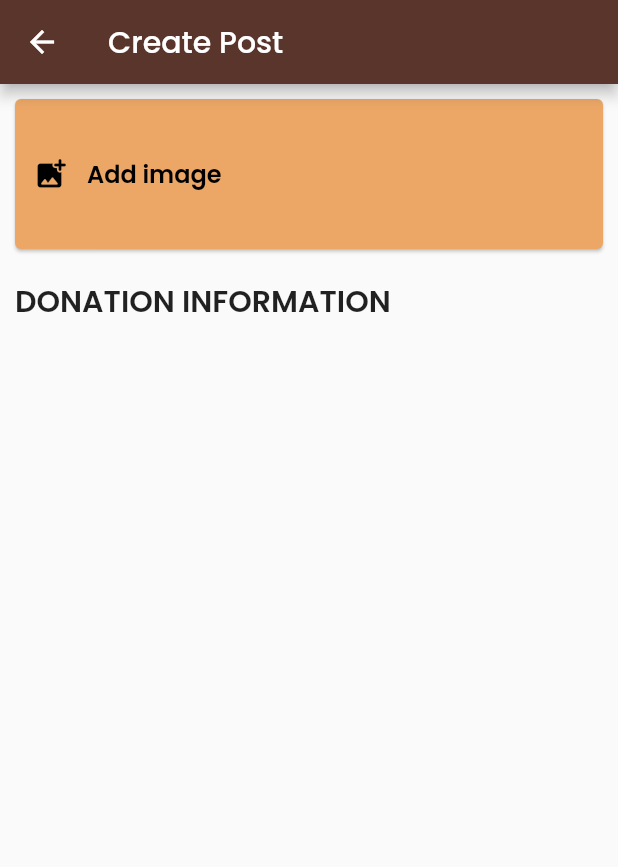
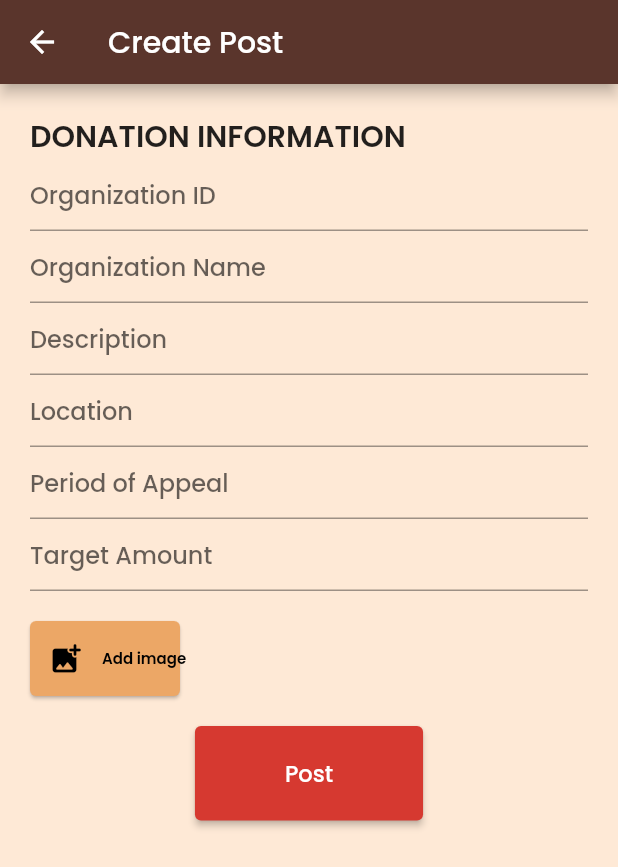
Before and after one commit to mutyaruby08/capstone_igarchu, a Flutter app: the PostDonateScreen screen opened directly, after a tap on "Create Post for Adoption", on a phone screen of 412 x 824 dp. Shown: the top 867 px of the screen. Run offline on Flutter 3.47's test engine with Material 2 defaults, Android fonts, the phone set to English and light mode, and no system bars; our stand-ins replace cloud_firestore, equatable, expandable, firebase_auth, firebase_core, firebase_storage and 3 more; accounts and stored records are empty.

Commit message:
Modified post donation

```diff
--- /dev/null
+++ b/igarchu_capstone/lib/Animal Org/Controllers/donation_controller.dart
@@ -0,0 +1,11 @@
+import 'package:get/get.dart';
+
+import '../../services/firebase_firestore_services.dart';
+import '../Models/donation_models.dart';
+
+class DonationController extends GetxController{
+   final FirestoreService database = FirestoreService();
+   var donations = <Donation>[].obs;
+   var newDonation = {}.obs;
+
+}
--- a/igarchu_capstone/lib/Animal Org/Screens/Post Adoption/create_adoptee.dart
+++ b/igarchu_capstone/lib/Animal Org/Screens/Post Adoption/create_adoptee.dart
@@ -1,6 +1,4 @@
 // ignore_for_file: no_leading_underscores_for_local_identifiers
-
-import 'dart:html';
 
 import 'package:flutter/material.dart';
 import 'package:igarchu_capstone/Animal%20Org/Screens/Post%20Adoption/post_adoption.dart';
--- a/igarchu_capstone/lib/Animal Org/Screens/Post Donation/create_post.dart
+++ b/igarchu_capstone/lib/Animal Org/Screens/Post Donation/create_post.dart
@@ -1,9 +1,20 @@
+
 import 'package:flutter/material.dart';
+import 'package:get/get.dart';
+import 'package:igarchu_capstone/Animal%20Org/Models/donation_models.dart';
+import 'package:igarchu_capstone/services/firebase_storage.dart';
+import 'package:image_picker/image_picker.dart';
 
 import '../../../constants.dart';
+import '../../../services/firebase_firestore_services.dart';
+import '../../Controllers/donation_controller.dart';
 
 class CreatePostAdoption extends StatelessWidget {
-  const CreatePostAdoption({Key? key}) : super(key: key);
+  CreatePostAdoption({Key? key}) : super(key: key);
+  final DonationController donationController = Get.put(DonationController());
+
+  StorageService storage = StorageService();
+  FirestoreService database = FirestoreService();
 
   @override
   Widget build(BuildContext context) {
@@ -12,24 +23,84 @@ class CreatePostAdoption extends StatelessWidget {
         title: const Text('Create Post'),
         backgroundColor: kbutton2,
       ),
-      body: Padding(padding: const EdgeInsets.all(10.0),
+      body: Container(
+        padding: const EdgeInsets.all(20.0),
+        color: kPrimaryLightColor,
+
       child: Column(
         crossAxisAlignment: CrossAxisAlignment.start,
         children: [
-          SizedBox(
-            height: 100,
+
+          const Text('DONATION INFORMATION', style: const TextStyle(
+            fontSize: 20,
+            fontWeight: FontWeight.bold,
+          ),),
+          _buildTextFormField(
+            'Organization ID',
+            'ID',
+            donationController
+            ),
+          _buildTextFormField(
+            'Organization Name',
+            'name',
+            donationController
+            ),
+          _buildTextFormField(
+            'Description',
+            'description',
+            donationController
+            ),
+          _buildTextFormField(
+            'Location',
+            'location',
+            donationController
+            ),
+          _buildTextFormField(
+            'Period of Appeal',
+            'days',
+            donationController
+            ),
+          _buildTextFormField(
+            'Target Amount',
+            'targetAmount',
+            donationController
+            ),
+
+          const SizedBox(height: 20),
+          Container(
+            height: 50,
+            width: 100,
             child: Card(
               margin: EdgeInsets.zero,
               color: kBackground2,
               child: Row(
                 children: [
                   IconButton(
-                    onPressed: (){},
+                    onPressed: () async{
+                      ImagePicker _picker = ImagePicker();
+                      final XFile? _image = await _picker.pickImage(source: ImageSource.gallery);
+
+                      if(_image == null){
+                        ScaffoldMessenger.of(context).showSnackBar(SnackBar(
+                          content: Text('No image was selected.'),),
+                        );
+                      if(_image != null){
+                        await storage.uploadImage(_image);
+                        var imageUrl = await storage.getDownloadURL(_image.name);
+
+                        donationController.newDonation.update(
+                          'imageUrl', (_) => imageUrl,
+                          ifAbsent: ()=> imageUrl);
+
+                        // print(donationController.newDonation['imageUrl']);
+                      }
+                      }
+                    },
                     icon: const Icon(Icons.add_photo_alternate_rounded,
                     color: Colors.black,)),
                   const Text('Add image',
-                  style: TextStyle(
-                    fontSize: 16,
+                  style: const TextStyle(
+                    fontSize: 10,
                     fontWeight:FontWeight.bold,
                     color: Colors.black,
                   ),)
@@ -37,11 +108,30 @@ class CreatePostAdoption extends StatelessWidget {
               ),
             ),
           ),
+
           const SizedBox(height: 20),
-          const Text('DONATION INFORMATION', style: TextStyle(
-            fontSize: 20,
-            fontWeight: FontWeight.bold,
-          ),),
+          Center(
+            child: ElevatedButton(
+                        style: ElevatedButton.styleFrom(
+                          primary: kbutton1,
+                          padding: const EdgeInsets.symmetric(horizontal: 60, vertical: 20),
+                        ),
+                        onPressed: (){
+                          database.addDonations(Donation(
+                            id: donationController.newDonation['id'],
+                            imageUrl: donationController.newDonation['imageUrl'],
+                            orgName: donationController.newDonation['orgName'],
+                            description: donationController.newDonation['description'],
+                            location: donationController.newDonation['location'],
+                            days: donationController.newDonation['days'],
+                            targetAmount: donationController.newDonation['targetAmount']));
+                        },
+                        child: const Text('Post', style: TextStyle(
+                          fontSize: 15,
+                          color: Colors.white
+                        ),)),
+          ),
+
         ],
 
       ),
@@ -49,5 +139,21 @@ class CreatePostAdoption extends StatelessWidget {
     );
   }
 
+   TextFormField _buildTextFormField(
+    String hintText,
+    String name,
+    DonationController donationController,
+    ) {
+    return TextFormField(
+          decoration: InputDecoration(hintText: hintText),
+          onChanged: (value) {
+            donationController.newDonation.update(
+              name, (_) => value,
+              ifAbsent: () => value,
+            );
+          },
+        );
+  }
+
 
 }
--- a/igarchu_capstone/lib/Animal Org/Screens/Post Donation/post_donate_screen.dart
+++ b/igarchu_capstone/lib/Animal Org/Screens/Post Donation/post_donate_screen.dart
@@ -56,7 +56,7 @@ class _PostDonateScreenState extends State<PostDonateScreen> {
                                           onPressed: () {
                                              Navigator.push(
                                               context,
-                                            MaterialPageRoute(builder: (context) => const CreatePostAdoption()),
+                                            MaterialPageRoute(builder: (context) =>  CreatePostAdoption()),
                                             );
                                            },
                                           color: Colors.white,
@@ -76,7 +76,7 @@ class _PostDonateScreenState extends State<PostDonateScreen> {
                           onPressed: (){
                             Navigator.push(
                             context,
-                            MaterialPageRoute(builder: (context) => const CreatePostAdoption()),
+                            MaterialPageRoute(builder: (context) => CreatePostAdoption()),
                             );
                           },
                           icon: const Icon(Icons.add_circle, color: kBackground2, size: 40,)),
--- a/igarchu_capstone/lib/Animal Org/Widgets/donation_card.dart
+++ b/igarchu_capstone/lib/Animal Org/Widgets/donation_card.dart
@@ -18,6 +18,21 @@ class DonationCard extends StatelessWidget {
         color: kbutton2,
           child: Column(
             children: [
+               Padding(
+                      padding: const EdgeInsets.only(top:10.0),
+                      child: Row(
+                        mainAxisAlignment: MainAxisAlignment.start,
+                        children: [
+                        const Icon(Icons.location_on_rounded, color: kbutton1, size: 20,),
+                        const SizedBox(width: 10,),
+                        Text('${donation.id}', style: const TextStyle(
+                          fontSize: 10,
+                          color: Colors.white,
+                          fontWeight: FontWeight.bold,
+                          fontFamily: 'Poppins'
+                        ),)
+                      ]),
+                    ),
               Container(
                 padding: const EdgeInsets.only(top: 20, bottom: 20),
                 height: 200,
--- a/igarchu_capstone/lib/main.dart
+++ b/igarchu_capstone/lib/main.dart
@@ -38,8 +38,8 @@ class MyApp extends StatelessWidget {
               headline2:
                   TextStyle(fontFamily: 'Poppins', fontWeight: FontWeight.bold),
             )),
-        // home: const SplashScreen(),
-        home: PostAdoptScreen(),
+        home: const SplashScreen(),
+        // home: PostAdoptScreen(),
       ),
     );
   }
--- /dev/null
+++ b/igarchu_capstone/lib/services/firebase_storage.dart
@@ -0,0 +1,19 @@
+import 'dart:io';
+
+import 'package:firebase_storage/firebase_storage.dart' as firebase_storage;
+import 'package:image_picker/image_picker.dart';
+
+class StorageService{
+  final firebase_storage.FirebaseStorage storage = firebase_storage.FirebaseStorage.instance;
+
+  Future<void> uploadImage(XFile image) async{
+    await storage.ref('donation_images/${image.name}').putFile(File(image.path));
+  }
+
+  Future<String> getDownloadURL(String imageName) async{
+    String downloadURL = await storage.ref('product_images/$imageName').getDownloadURL();
+
+    return downloadURL;
+  }
+
+}
--- a/igarchu_capstone/pubspec.yaml
+++ b/igarchu_capstone/pubspec.yaml
@@ -36,6 +36,7 @@ dependencies:
   cupertino_icons: ^1.0.2
   introduction_screen: ^3.0.2
   cloud_firestore: ^3.4.4
+  firebase_storage: ^10.0.3
   firebase_core: ^1.20.1
   firebase_auth: ^3.6.3
   provider: ^6.0.3
```
Also changed, not shown: igarchu_capstone/lib/Animal Org/Models/donation_models.dart (+11 -9 lines), igarchu_capstone/lib/services/firebase_firestore_services.dart (+19 -0 lines), igarchu_capstone/pubspec.lock, 1 other file.
